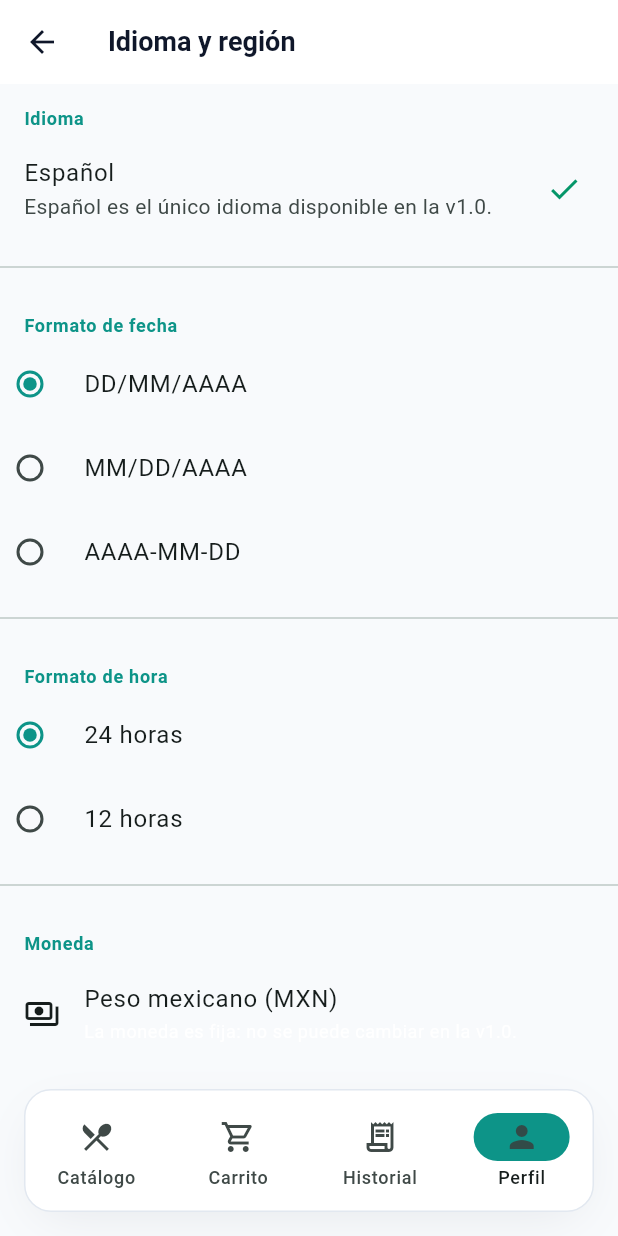
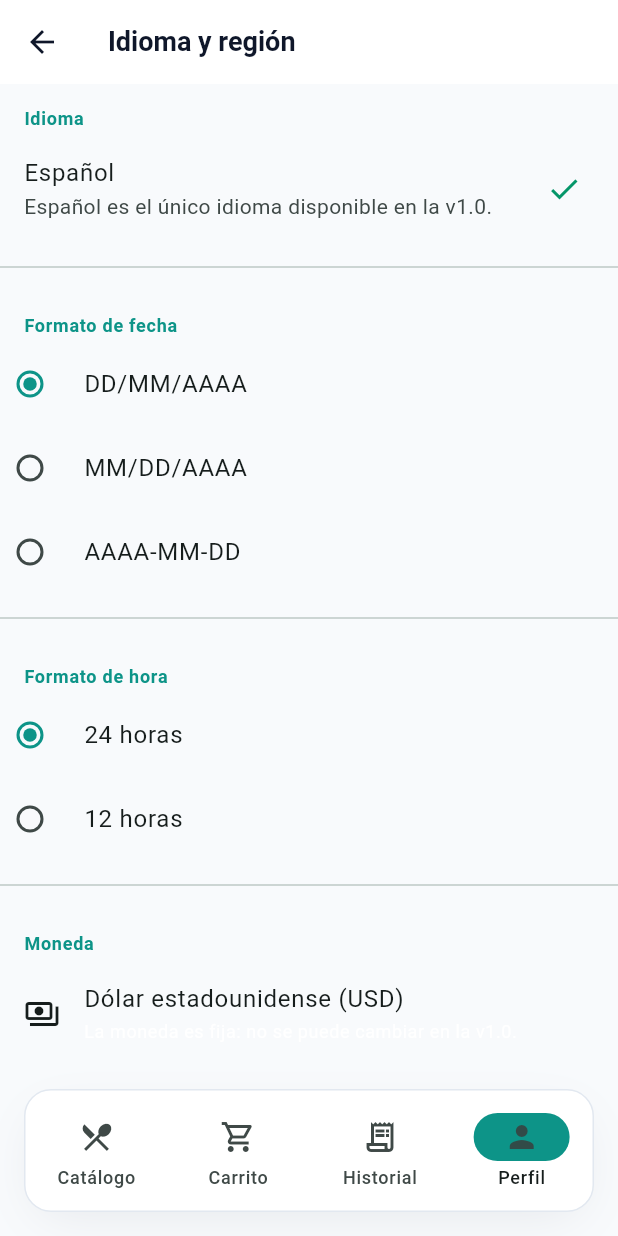
Before and after one commit to c3943651-droid/QuickBite, a Flutter app: the LanguageScreen screen opened by its route, on a phone screen of 412 x 824 dp. Run offline on Flutter 3.47's test engine with Material 3 defaults, Android fonts, the phone set to English and light mode, and no system bars; our stand-ins replace cached_network_image, connectivity_plus, dio, equatable, flutter_cache_manager, flutter_riverpod and 7 more; accounts and stored records are empty; network calls fail.

Commit message:
fix(mobile): actualizar formateador de moneda USD y ajustes de idioma

```diff
--- a/mobile/lib/src/core/utils/currency_formatter.dart
+++ b/mobile/lib/src/core/utils/currency_formatter.dart
@@ -2,7 +2,7 @@ import 'package:intl/intl.dart';
 
 abstract final class CurrencyFormatter {
   static final NumberFormat _format = NumberFormat.currency(
-    locale: 'es_MX',
+    locale: 'en_US',
     symbol: r'$',
     decimalDigits: 2,
   );
@@ -11,7 +11,7 @@ abstract final class CurrencyFormatter {
 
   static String compact(num value) {
     final amount = NumberFormat.currency(
-      locale: 'es_MX',
+      locale: 'en_US',
       symbol: r'$',
       decimalDigits: value.truncateToDouble() == value ? 0 : 2,
     );
--- a/mobile/lib/src/features/profile/presentation/language_screen.dart
+++ b/mobile/lib/src/features/profile/presentation/language_screen.dart
@@ -88,7 +88,7 @@ class _Body extends ConsumerWidget {
         const SectionHeader('Moneda'),
         const SettingsTile(
           icon: Icons.payments_outlined,
-          label: 'Peso mexicano (MXN)',
+          label: 'Dólar estadounidense (USD)',
           subtitle: 'La moneda es fija: no se puede cambiar en la v1.0.',
         ),
       ],
```
Also changed, not shown: 1 other file.
